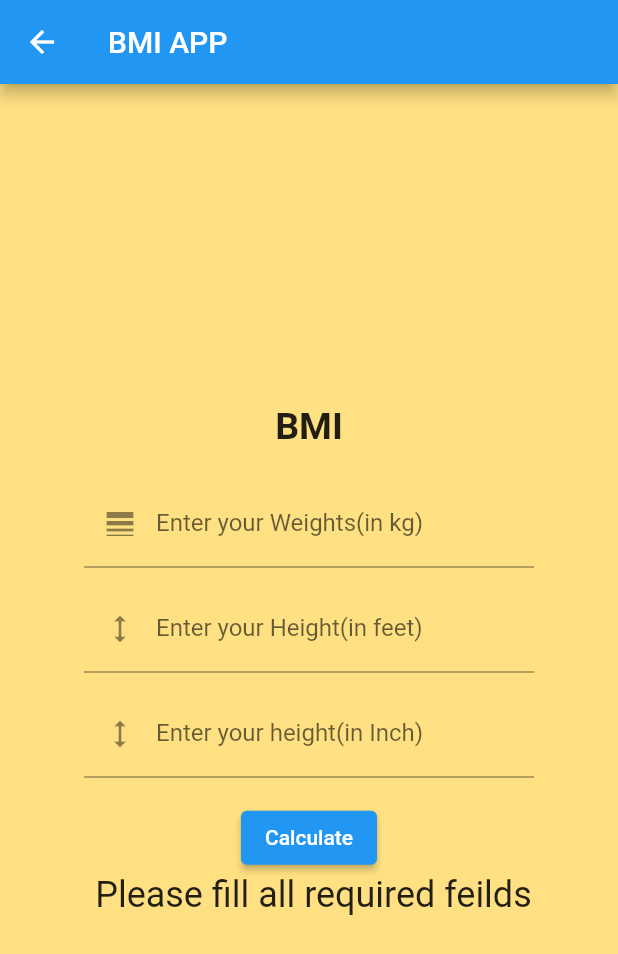
After one commit to Balghari13/flutter-Practice, a Flutter app: the BmiMainScreen screen opened directly, after a tap on "Calculate", on a phone screen of 412 x 824 dp. The commit adds this screen. Shown: the top 954 px of the screen. Run offline on Flutter 3.47's test engine with Material 2 defaults, Android fonts, the phone set to English and light mode, and no system bars.

Commit message:
BMI app Screen added

```diff
--- /dev/null
+++ b/lib/BMI App/bmiMainScreen.dart
@@ -0,0 +1,108 @@
+import 'package:flutter/material.dart';
+
+class BmiMainScreen extends StatefulWidget {
+  const BmiMainScreen({Key? key}) : super(key: key);
+
+  @override
+  State<BmiMainScreen> createState() => _BmiMainScreenState();
+}
+
+class _BmiMainScreenState extends State<BmiMainScreen> {
+  var wtController = TextEditingController();
+  var ftController = TextEditingController();
+  var inController = TextEditingController();
+  var result = '';
+  var bgColor= Colors.amber.shade200;
+  @override
+  Widget build(BuildContext context) {
+    return Scaffold(
+      appBar: AppBar(
+        title: Text('BMI APP'),
+      ),
+      body: Container(
+        color: bgColor,
+        child: Center(
+          child: Container(
+            width: 300,
+            child: Column(
+              mainAxisAlignment: MainAxisAlignment.center,
+              children: [
+                Text('BMI', style: TextStyle(fontSize: 25,fontWeight: FontWeight.bold),),
+                SizedBox(height:21),
+                TextField(
+                  controller: wtController,
+                  decoration: InputDecoration(
+                    labelText: 'Enter your Weights(in kg)',
+                    prefixIcon: Icon(Icons.line_weight),
+
+                  ),
+                  keyboardType: TextInputType.number,
+                ),
+                SizedBox(height: 11),
+                TextField(
+                  controller: ftController,
+                  decoration: InputDecoration(
+                    labelText: 'Enter your Height(in feet)',
+                    prefixIcon: Icon(Icons.height),
+                  ),
+                  keyboardType: TextInputType.number,
+                ),
+                SizedBox(height: 11),
+                TextField(
+                  controller: inController,
+                  decoration: InputDecoration(
+                    labelText: 'Enter your height(in Inch)',
+                    prefixIcon: Icon(Icons.height),
+                  ),
+                  keyboardType: TextInputType.number,
+                ),
+                SizedBox(height: 16,),
+                ElevatedButton(onPressed: (){
+                  var wt = wtController.text.toString();
+                  var ft = ftController.text.toString();
+                  var inch = inController.text.toString();
+                  if(wt!='' && ft!='' && inch!=''){
+                    var iWt = int.parse(wt);
+                    var ift = int.parse(ft);
+                    var iInch = int.parse(inch);
+
+                    var tInch = (ift*12) +iInch;
+                    var tCa = tInch*2.54;
+                    var tM = tCa/100;
+                    var bmi = iWt/(tM*tM);
+
+                    var msg = '';
+
+                    if(bmi>25){
+                      msg = 'You are overweight';
+                      bgColor= Colors.red.shade200;
+                    }else if(bmi<18){
+                      msg = 'You are underweight';
+                      bgColor= Colors.orange.shade200;
+                    }else{
+                      msg = 'You are fit';
+                      bgColor= Colors.green.shade200;
+                    }
+
+                    setState(() {
+                      result = '$msg \n Your MBI is ${bmi.toStringAsFixed(4)}';
+                    });
+
+                  }else{
+                    setState(() {
+                      result = 'Please fill all required feilds';
+                    });
+                  }
+                }, child: Text('Calculate')),
+
+                Text(' $result', style: TextStyle(fontSize: 24),)
+
+
+              ],
+            ),
+          ),
+        ),
+      ),
+    );
+  }
+}
--- a/lib/main.dart
+++ b/lib/main.dart
@@ -1,3 +1,4 @@
+import 'package:bmi_pract/BMI%20App/bmiMainScreen.dart';
 import 'package:bmi_pract/PassingDataPrac.dart';
 import 'package:bmi_pract/RangeSlider.dart';
 import 'package:bmi_pract/widget/roundedButton.dart';
@@ -59,6 +60,17 @@ final nameController = TextEditingController();
                 byColor: Colors.orange,
               ),
             ),
+            Container(
+              width: 100,
+              child: RoundedButton(btnName: 'BMI', icon: Icon(Icons.app_blocking_rounded),
+                callback: (){
+                  Navigator.push(context,
+                      MaterialPageRoute(builder: (context)=>BmiMainScreen()));
+                  print('clicked');
+                },
+                byColor: Colors.orange,
+              ),
+            ),
           ],
         ),
       ),
```
